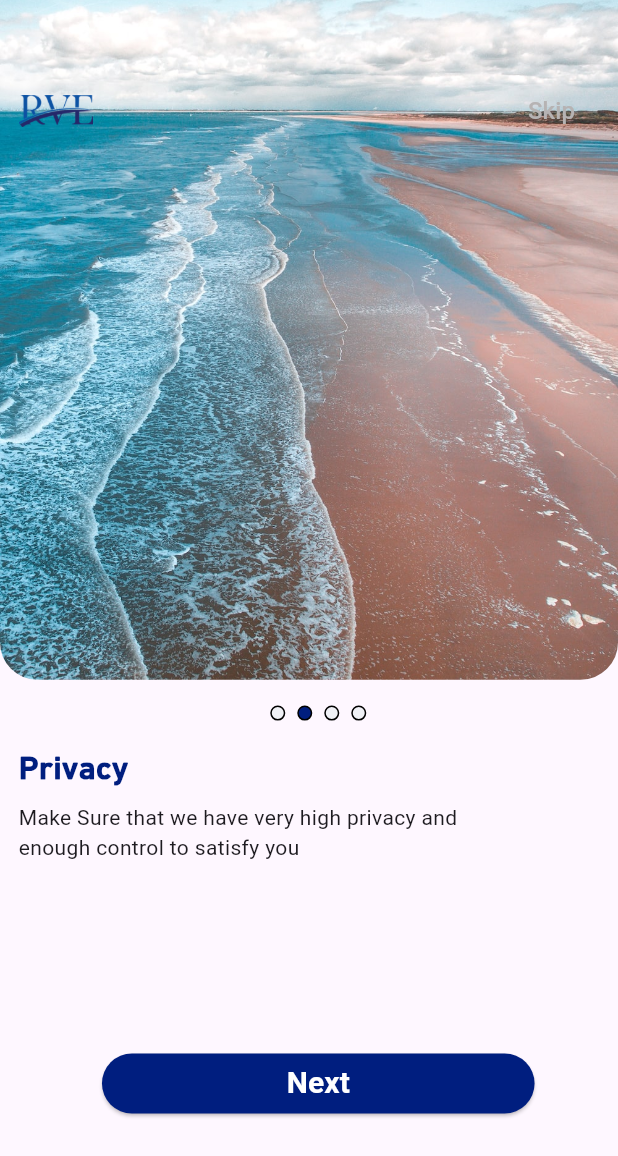
After one commit to Gehad-Tarek/rve_app, a Flutter app: the OnBoardingScreen screen opened by its route, after a tap on "Next", on a phone screen of 412 x 824 dp. The commit adds this screen. Shown: the top 1156 px of the screen. Run offline on Flutter 3.47's test engine with Material 2 defaults, Android fonts, the phone set to English and light mode, and no system bars; our stand-ins replace device_preview, google_fonts.

Commit message:
make onboar

```diff
--- a/lib/constants/constants.dart
+++ b/lib/constants/constants.dart
@@ -13,4 +13,11 @@ class Constants {
   static final kDarkGreyColor = Color(0xff666666);
   static final kRedColor = Color(0xffFF000A);
   static final kLogoImage = 'assets/images/cropped-IMG_0679-1.png';
+  //
+  static final TextStyle TtitleFont = TextStyle(
+      fontFamily: 'ArbFONTS',
+      height: 1.1,
+      fontWeight: FontWeight.w900,
+      fontSize: 22,
+      color: Constants.kBlueColor);
 }
--- a/lib/main.dart
+++ b/lib/main.dart
@@ -3,6 +3,7 @@ import 'package:flutter/material.dart';
 import 'package:google_fonts/google_fonts.dart';
 import 'package:rev_app/screens/bottom_nav_bar_design.dart';
 import 'package:rev_app/screens/intro_screen/intro_screen.dart';
+import 'package:rev_app/screens/on_boarding_screen/on_boarding_screen.dart';
 import 'package:rev_app/screens/splash_screen/splash_screen.dart';
 
 void main() {
@@ -32,14 +33,16 @@ class MyApp extends StatelessWidget {
               //colorScheme: ColorScheme.fromSeed(seedColor: Colors.deepPurple),
               useMaterial3: true,
               brightness: Brightness.light,
-              textTheme: GoogleFonts.lailaTextTheme(ThemeData.light()
-                  .textTheme), //gabrielaTextTheme //montserratTextTheme
+              // textTheme: GoogleFonts.lailaTextTheme(ThemeData.light()
+              //     .textTheme), //gabrielaTextTheme //montserratTextTheme
             ),
             debugShowCheckedModeBanner: false,
             routes: {
               IntroScreen.routeName: (_) => IntroScreen(),
+              OnBoardingScreen.routeName:(_)=>OnBoardingScreen(),
             },
-            home: BottomNavBarDesign(),
+            //home: BottomNavBarDesign(),
+            home :const MySplashScreen(),
             // const MySplashScreen(),
           );
         });
--- /dev/null
+++ b/lib/screens/on_boarding_screen/app_bar_image.dart
@@ -0,0 +1,49 @@
+import 'package:flutter/material.dart';
+import 'package:rev_app/constants/constants.dart';
+import 'package:rev_app/screens/bottom_nav_bar_design.dart';
+import 'package:rev_app/screens/intro_screen/intro_screen.dart';
+import 'package:rev_app/screens/on_boarding_screen/on_boarding_model.dart';
+import 'package:rev_app/shared_widgets/text_button_widget.dart';
+
+class AppBarImage extends StatelessWidget {
+  const AppBarImage({
+    super.key,
+    required this.model
+  });
+final  BoardingModel model;
+  @override
+  Widget build(BuildContext context) {
+    final height = MediaQuery.of(context).size.height;
+    final width = MediaQuery.of(context).size.width;
+    return Container(
+      padding: EdgeInsets.only(
+          top: height * 0.05, left: width * 0.03, right: width * 0.03),
+      height: height * 0.55,
+      width: width,
+      alignment: Alignment.topCenter,
+      decoration: BoxDecoration(
+          //color: Constants.kBlueColor,
+          image: DecorationImage(image:AssetImage('${model.image}',),fit: BoxFit.cover ),
+          borderRadius: const BorderRadius.only(
+              bottomLeft: Radius.circular(25),
+              bottomRight: Radius.circular(25))),
+      child: Row(
+        mainAxisAlignment: MainAxisAlignment.spaceBetween,
+        crossAxisAlignment: CrossAxisAlignment.center,
+        // mainAxisSize: MainAxisSize.min,
+        children: [
+          SizedBox(
+              height: height * 0.08,
+              width: width * 0.12,
+              child: Image.asset(Constants.kLogoImage)),
+          TextButtonWidget(
+              onPressed: () {
+                Navigator.push(
+                    context, MaterialPageRoute(builder: (_) => BottomNavBarDesign()));
+              },
+              text: 'Skip')
+        ],
+    ),
+);
+}
+}
--- /dev/null
+++ b/lib/screens/on_boarding_screen/circle_row_widget.dart
@@ -0,0 +1,22 @@
+import 'package:flutter/material.dart';
+
+class CircRowWidget extends StatelessWidget {
+  const CircRowWidget(
+      {super.key, required this.index, required this.c1, required this.c2,required this.value});
+  final int index;
+  final Color c1;
+  final Color c2;
+  final int value;
+  @override
+  Widget build(BuildContext context) {
+    // return   Container circRow(var index, Color c1, Color c2) {
+    return Container(
+      margin: const EdgeInsets.all(4),
+      height: 10,
+      width: 10,
+      decoration: BoxDecoration(
+        border: Border.all(),
+        shape: BoxShape.circle,
+        color: value == index ? c1 : c2,
+     ),);}
+}
--- /dev/null
+++ b/lib/screens/on_boarding_screen/on_boarding_model.dart
@@ -0,0 +1,45 @@
+class BoardingModel {
+  final String? image;
+  final String? title;
+  final String? body;
+  final num? sizedHheight;
+
+  BoardingModel({
+    required this.image,
+    required this.title,
+    required this.body,
+    required this.sizedHheight,
+  });
+
+ static final List<BoardingModel> boardingList = [
+    BoardingModel(
+     // image: 'assets/images/beach.webp',
+      image: 'assets/images/beach-sea-18378306.webp',
+      title: 'Now you Can Exchange\nYour Vacation',
+      body:
+          'Real Vacation Exchange Welcomes you and\nthanks for choosing our company,which is\nconsidered one of the largest privately owned\ncompanies in the region for exchanging\nholidays .',
+          sizedHheight: 0.045,
+    ),
+    BoardingModel(
+      image: 'assets/images/2.jpeg',
+      title: 'Privacy',
+      body:
+          'Make Sure that we have very high privacy and\nenough control to satisfy you',
+           sizedHheight:  0.15,
+    ),
+    BoardingModel(
+      image: 'assets/images/3.jpg',
+      title: 'Apartment Online Change',
+      body:
+          'You do not have to be alone because you have\nthe ability to change it whenever you want',
+           sizedHheight:  0.15,
+    ),
+    BoardingModel(
+      image: 'assets/images/1.png',
+      title: 'Online Booking',
+      body:
+          'Make reservations online now through our\napplication easily and quickly',
+           sizedHheight:  0.15,
+    ),
+  ];
+}
--- /dev/null
+++ b/lib/screens/on_boarding_screen/on_boarding_screen.dart
@@ -0,0 +1,132 @@
+import 'package:flutter/material.dart';
+import 'package:rev_app/constants/constants.dart';
+import 'package:rev_app/screens/bottom_nav_bar_design.dart';
+import 'package:rev_app/screens/on_boarding_screen/app_bar_image.dart';
+import 'package:rev_app/screens/on_boarding_screen/circle_row_widget.dart';
+import 'package:rev_app/screens/on_boarding_screen/on_boarding_model.dart';
+import 'package:rev_app/shared_widgets/elevated_button_widget.dart';
+
+class OnBoardingScreen extends StatefulWidget {
+  OnBoardingScreen({super.key});
+  static final String routeName = "onBoardingScreen";
+
+  var boradControl = PageController();
+  bool isLast = false;
+
+  @override
+  State<OnBoardingScreen> createState() => _OnBoardingScreenState();
+}
+
+class _OnBoardingScreenState extends State<OnBoardingScreen> {
+  int value = 0;
+  @override
+  Widget build(BuildContext context) {
+    return PageView.builder(
+      onPageChanged: (int index) {
+        if (index == BoardingModel.boardingList.length - 1) {
+          setState(() {
+            widget.isLast = true;
+            //  value = index;
+          });
+          // print('last');
+        } else {
+          //  print('no last');
+          setState(() {
+            widget.isLast = false;
+            //  value = index;
+          });
+        }
+        setState(() {
+          value = index;
+        });
+      },
+      controller: widget.boradControl,
+      itemBuilder: (context, index) =>
+          BuildBoradingScreen(BoardingModel.boardingList[index]),
+      itemCount: BoardingModel.boardingList.length,
+    );
+  }
+
+  Widget BuildBoradingScreen(BoardingModel model) {
+    final height = MediaQuery.of(context).size.height;
+    final width = MediaQuery.of(context).size.width;
+    return Scaffold(
+      appBar: null,
+      body: Column(
+        children: [
+          AppBarImage(model: model),
+          SizedBox(
+            height: height * 0.016,
+          ),
+          Padding(
+            padding: EdgeInsets.only(left: width * .03),
+            child: Column(
+              mainAxisAlignment: MainAxisAlignment.start,
+              crossAxisAlignment: CrossAxisAlignment.start,
+              children: [
+                Row(
+                  mainAxisAlignment: MainAxisAlignment.center,
+                  children: [
+                    CircRowWidget(
+                        index: 0,
+                        c1: Constants.kBlueColor,
+                        c2: Constants.kMaintBlueColor,
+                        value: value),
+                    CircRowWidget(
+                        index: 1,
+                        c1: Constants.kBlueColor,
+                        c2: Constants.kMaintBlueColor,
+                        value: value),
+                    CircRowWidget(
+                        index: 2,
+                        c1: Constants.kBlueColor,
+                        c2: Constants.kMaintBlueColor,
+                        value: value),
+                    CircRowWidget(
+                        index: 3,
+                        c1: Constants.kBlueColor,
+                        c2: Constants.kMaintBlueColor,
+                        value: value),
+                  ],
+                ),
+                SizedBox(
+                  height: height * 0.016,
+                ),
+                Text(
+                  '${model.title}',
+                  style: Constants.TtitleFont,
+                ),
+                SizedBox(
+                  height: height * 0.016,
+                ),
+                Text('${model.body}'),
+                SizedBox(
+                  height: MediaQuery.of(context).size.height *
+                      (model.sizedHheight!.toDouble()),
+                ),
+                Center(
+                  child: ElevatedButtonWidget(
+                      onPressed: () {
+                        if (widget.isLast) {
+                          Navigator.push(
+                              context,
+                              MaterialPageRoute(
+                                  builder: (_) => BottomNavBarDesign()));
+                        } else {
+                          widget.boradControl.nextPage(
+                              duration: const Duration(milliseconds: 750),
+                              curve: Curves.fastLinearToSlowEaseIn);
+                        }
+                      },
+                      height: height * 0.045,
+                      width: width * 0.7,
+                      text: 'Next'),
+                )
+              ],
+            ),
+          ),
+        ],
+      ),
+    );
+  }
+}
--- a/lib/screens/splash_screen/splash_screen.dart
+++ b/lib/screens/splash_screen/splash_screen.dart
@@ -1,7 +1,8 @@
 import 'package:flutter/material.dart';
-import 'package:flutter/rendering.dart';
 import 'package:rev_app/constants/constants.dart';
 import 'package:rev_app/screens/intro_screen/intro_screen.dart';
+import 'package:rev_app/screens/on_boarding_screen/on_boarding_screen.dart';
+import 'package:rev_app/shared_widgets/elevated_button_widget.dart';
 
 class MySplashScreen extends StatefulWidget {
   const MySplashScreen({super.key});
@@ -43,19 +44,7 @@ class _MySplashScreenState extends State<MySplashScreen> {
                     decoration: BoxDecoration(
                         borderRadius: BorderRadius.circular(height * 0.17)),
                     child: Image.asset(Constants.kLogoImage),
-                    // FlutterLogo(size: MediaQuery
-                    //     .of(context)
-                    //     .size
-                    //     .height),
-                    // Center(
-                    //   child: Text(
-                    //     "REV",
-                    //     style: TextStyle(
-                    //         color: Colors.white,
-                    //         fontSize: 18,
-                    //         fontWeight: FontWeight.bold),
-                    //   ),
-                    // ),
+
                   )),
                   Text("Right Vacation Exchange",
                       style: TextStyle(
@@ -64,25 +53,12 @@ class _MySplashScreenState extends State<MySplashScreen> {
                           fontSize: 18)),
                 ],
               ),
-              // SizedBox(height: height * 0.1),
-              ElevatedButton(
-                  onPressed: () {
-                    Navigator.pushNamed(context, IntroScreen.routeName);
-                  },
-                  style: ElevatedButton.styleFrom(
-                    shape: RoundedRectangleBorder(
-                      borderRadius: BorderRadius.circular(40),
-                    ),
-                    backgroundColor: Constants.kBlueColor,
-                    fixedSize: Size(width * 0.8, height * 0.06),
-                  ),
-                  child: Text(
-                    "Start",
-                    style: TextStyle(
-                        color: Constants.kWhiteColor,
-                        fontSize: 20,
-                        fontWeight: FontWeight.bold),
-                  )),
+               SizedBox(height: height * 0.1),
+              ElevatedButtonWidget(
+               onPressed: () {
+                  Navigator.pushNamed(context, OnBoardingScreen.routeName);
+                 },height:height * 0.06 ,width:width * 0.8 ,text:"Start" ,
+              ),
             ],
           )),
     );
--- /dev/null
+++ b/lib/shared_widgets/elevated_button_widget.dart
@@ -0,0 +1,33 @@
+import 'package:flutter/material.dart';
+import 'package:rev_app/constants/constants.dart';
+
+class ElevatedButtonWidget extends StatelessWidget {
+  const ElevatedButtonWidget({super.key,required this.onPressed,required this.height,required this.width,required this.text});
+final void Function()? onPressed;
+final double width;
+final double height;
+final String text;
+  @override
+  Widget build(BuildContext context) {
+    return   ElevatedButton(
+                  // onPressed: () {
+                  //   Navigator.pushNamed(context, IntroScreen.routeName);
+                  // },
+                  onPressed:onPressed ,
+                  style: ElevatedButton.styleFrom(
+                    shape: RoundedRectangleBorder(
+                      borderRadius: BorderRadius.circular(40),
+                    ),
+                    backgroundColor: Constants.kBlueColor,
+                  //  fixedSize: Size(width * 0.8, height * 0.06),
+                  fixedSize: Size(width,height),
+                  ),
+                  child: Text(
+                    text,
+                    style: TextStyle(
+                        color: Constants.kWhiteColor,
+                        fontSize: 20,
+                        fontWeight: FontWeight.bold),
+                  ));
+  }
+}
--- /dev/null
+++ b/lib/shared_widgets/text_button_widget.dart
@@ -0,0 +1,20 @@
+import 'package:flutter/material.dart';
+import 'package:rev_app/constants/constants.dart';
+
+class TextButtonWidget extends StatelessWidget {
+  const TextButtonWidget({super.key,required this.onPressed,required this.text});
+  final void Function()? onPressed;
+  // final double width;
+  // final double height;
+  final String text;
+  @override
+  Widget build(BuildContext context) {
+    return  TextButton(
+            onPressed:onPressed,
+            child: Text(
+              text,
+              style: TextStyle(color: Constants.kGreyColor, fontSize: 16),
+            ),
+);
+}
+}
```
Also changed, not shown: pubspec.yaml (+11 -11 lines), assets/fonts/22016-adobearabic.ttf (added), assets/fonts/ArbFONTS-DINNextLTArabic-Medium-4.ttf (added), assets/images/1.png (added), assets/images/2.jpeg (added), assets/images/3.jpg (added), assets/images/beach-sea-18378306.webp (added), pubspec.lock, 1 other file.
